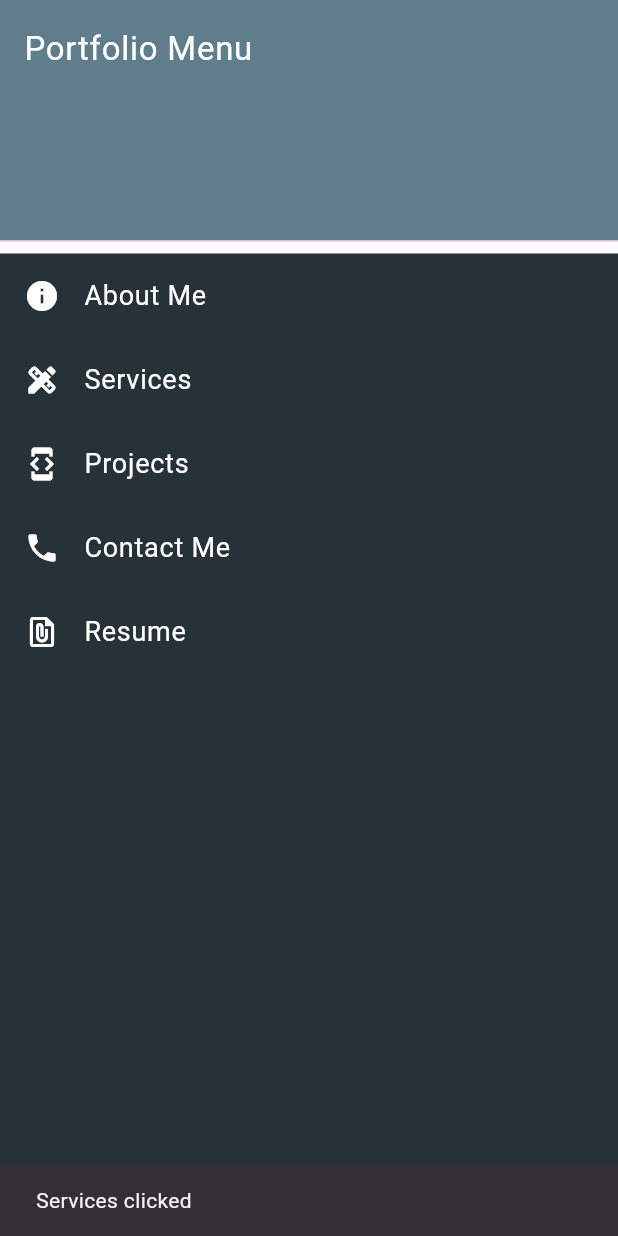
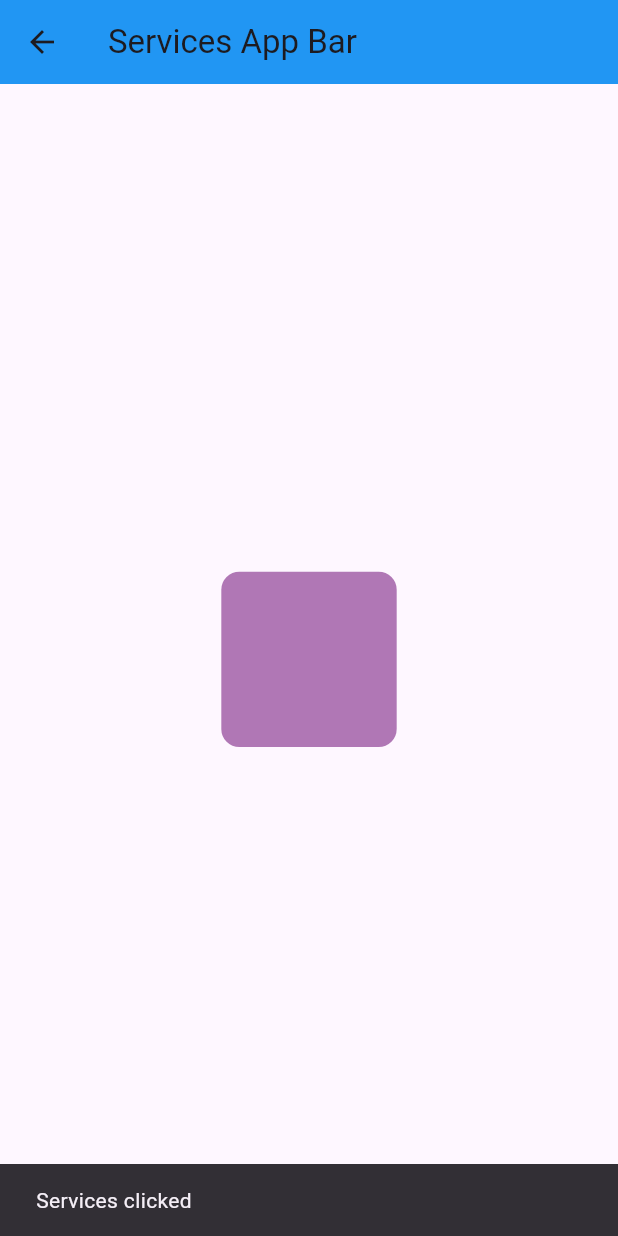
Before and after one commit to PsdeveloperFlutter/lufickapp, a Flutter app: the DrawerMenu widget shown alone on an empty page, opened directly, after a tap on "Services", on a phone screen of 412 x 824 dp. Run offline on Flutter 3.47's test engine with Material 3 defaults, Android fonts, the phone set to English and light mode, and no system bars; our stand-ins replace cloud_firestore, dash_chat_2, file_picker, firebase_auth, firebase_core, flip_card and 26 more; missing offline and left inert: firebase_app_check, flutter_date_picker_timeline, flutter_pdfview, highlight_text, particles_flutter, particles_fly; accounts and stored records are empty.

Commit message:
Portfolio project: Implement background animation and add navigation
This commit introduces a background animation using the `particles_fly` package and adds navigation between different sections of the portfolio.

- Integrated `particles_fly` for animated backgrounds.
- Added navigation using `Navigator.push` for "About Me," "Services," "Projects," "Contact Me," and "Resume" sections.
- Implemented an animated container for the "Services" section.
- Updated the UI and layout of the "About Me" section, including the profile image and a short bio.
- Added a custom drawer with navigation items.
- Incorporated `SpeedDial` for quick access to different sections.

```diff
--- /dev/null
+++ b/lib/PortfolioProject/Animation_Background.dart
@@ -0,0 +1,91 @@
+import 'package:flutter/material.dart';
+
+void main() {
+  runApp(MyApp());
+}
+
+class MyApp extends StatelessWidget {
+  @override
+  Widget build(BuildContext context) {
+    return MaterialApp(
+      theme: ThemeData(primarySwatch: Colors.blue),
+      home: AnimatedContainerScreenservice(),
+    );
+  }
+}
+
+class AnimatedContainerScreenservice extends StatefulWidget {
+  @override
+  _AnimatedContainerScreenState createState() => _AnimatedContainerScreenState();
+}
+
+class _AnimatedContainerScreenState extends State<AnimatedContainerScreenservice> with SingleTickerProviderStateMixin {
+  late AnimationController _controller;
+  late Animation<Offset> _translateAnimation;
+  late Animation<double> _sizeAnimation;
+  late Animation<Color?> _colorAnimation;
+
+  @override
+  void initState() {
+    super.initState();
+    // Initialize AnimationController
+    _controller = AnimationController(
+      vsync: this,
+      duration: Duration(seconds: 2),
+    );
+
+    // Translate animation (moves the container from the top to the center)
+    _translateAnimation = Tween<Offset>(
+      begin: Offset(0, -1), // Start off-screen at the top
+      end: Offset(0, 0), // End at the center
+    ).animate(CurvedAnimation(parent: _controller, curve: Curves.easeInOut));
+
+    // Size animation (increases the container size)
+    _sizeAnimation = Tween<double>(begin: 0.0, end: 200.0).animate(
+      CurvedAnimation(parent: _controller, curve: Curves.easeInOut),
+    );
+
+    // Color animation (changes from light color to another light color)
+    _colorAnimation = ColorTween(
+      begin: Colors.lightBlueAccent,
+      end: Colors.pinkAccent,
+    ).animate(CurvedAnimation(parent: _controller, curve: Curves.easeInOut));
+
+    // Start the animation after the widget is built
+    _controller.forward();
+  }
+
+  @override
+  void dispose() {
+    _controller.dispose();
+    super.dispose();
+  }
+
+  @override
+  Widget build(BuildContext context) {
+    return Scaffold(
+      appBar: AppBar(
+        title: Text('Services App Bar'),
+        backgroundColor: Colors.blue,
+      ),
+      body: Center(
+        child: AnimatedBuilder(
+          animation: _controller,
+          builder: (context, child) {
+            return Transform.translate(
+              offset: _translateAnimation.value,
+              child: Container(
+                width: _sizeAnimation.value,
+                height: _sizeAnimation.value,
+                decoration: BoxDecoration(
+                  color: _colorAnimation.value,
+                  borderRadius: BorderRadius.circular(12),
+                ),
+              ),
+            );
+          },
+        ),
+      ),
+    );
+  }
+}
--- a/lib/PortfolioProject/Home_Screen.dart
+++ b/lib/PortfolioProject/Home_Screen.dart
@@ -5,6 +5,7 @@ import 'package:flutter_zoom_drawer/flutter_zoom_drawer.dart';
 import 'package:shared_preferences/shared_preferences.dart';
 
 import 'About_Section.dart';
+import 'Animation_Background.dart';
 
 void main() {
   runApp(const ProviderScope(child: MyApp()));
@@ -111,16 +112,24 @@ class DrawerMenu extends StatelessWidget {
           padding: EdgeInsets.zero,
           children: [
             Material(
-              child: const DrawerHeader(
-                decoration: BoxDecoration(color: Colors.blueGrey),
-                child: Text("Portfolio Menu", style: TextStyle(color: Colors.white, fontSize: 22)),
+              child: DrawerHeader(
+                decoration: const BoxDecoration(color: Colors.green),
+                child:
+              ClipRect(
+                clipBehavior: Clip.antiAlias,
+                child: ClipOval(
+                  child: Image.asset('assets/images/IMG-20250322-WA0055.jpg',
+
+                  ),
+                ),
+              )
               ),
             ),
-            _drawerItem(Icons.info, "About Me", context),
-            _drawerItem(Icons.design_services, "Services", context),
-            _drawerItem(Icons.developer_mode, "Projects", context),
-            _drawerItem(Icons.phone, "Contact Me", context),
-            _drawerItem(Icons.file_present, "Resume", context),
+            _drawerItem(Icons.info, "About Me", context,AboutScreen()),
+            _drawerItem(Icons.design_services, "Services", context,AnimatedContainerScreenservice()),
+            _drawerItem(Icons.developer_mode, "Projects", context,AboutScreen()),
+            _drawerItem(Icons.phone, "Contact Me", context,AboutScreen()),
+            _drawerItem(Icons.file_present, "Resume", context,AboutScreen()),
           ],
         ),
       ),
@@ -130,11 +139,12 @@ class DrawerMenu extends StatelessWidget {
 
 
 //This is the Function of the DrawerItem in the ListView I Pass this function make sure of that
-  Widget _drawerItem(IconData icon, String title, BuildContext context) {
+  Widget _drawerItem(IconData icon, String title, BuildContext context, Widget widgets) {
     return ListTile(
       leading: Icon(icon, color: Colors.white),
       title: Text(title, style: const TextStyle(color: Colors.white, fontSize: 18)),
       onTap: () {
+        Navigator.push(context, MaterialPageRoute(builder: (context)=>widgets));
         ScaffoldMessenger.of(context).showSnackBar(SnackBar(content: Text("$title clicked")));
       },
     );
@@ -179,12 +189,13 @@ class HomeScreenProject extends ConsumerWidget {
           crossAxisAlignment: CrossAxisAlignment.center,
           children: [
             const CircleAvatar(
-              radius: 50,
-              backgroundImage: AssetImage('assets/images/fluttersocial.jpg'),
+              radius: 80,
+              backgroundImage: AssetImage('assets/images/IMG-20250322-WA0060.jpg'
+              ),
             ),
             const SizedBox(height: 10),
             const Text(
-              "Dev Guru",
+              "Priyanshu Satija",
               style: TextStyle(fontSize: 24, fontWeight: FontWeight.bold),
             ),
             const SizedBox(height: 5),
@@ -193,6 +204,12 @@ class HomeScreenProject extends ConsumerWidget {
               style: TextStyle(fontSize: 16, color: Colors.grey),
             ),
             const SizedBox(height: 20),
+            const SizedBox(height: 10),
+            const Text(
+              "Hi, I'm Priyanshu, a passionate Flutter developer with a strong interest in AI. I'm always eager to learn new things and share my knowledge with others. I'm currently working as a software engineer at a startup, where I'm responsible for developing and maintaining mobile applications.",
+              style: TextStyle(fontSize: 14, color: Colors.grey),
+              textAlign: TextAlign.center,
+            ),
             ElevatedButton(
               onPressed: () {},
               child: const Text("Hire Me"),
@@ -222,6 +239,11 @@ class HomeScreenProject extends ConsumerWidget {
             backgroundColor: Colors.greenAccent,
             child: const Icon(Icons.design_services),
             label: "Service",
+            onTap: (){
+              Navigator.push(context, MaterialPageRoute(builder: (context){
+                return AnimatedContainerScreenservice();
+              }));
+            }
           ),
           SpeedDialChild(
             backgroundColor: Colors.blueAccent.shade200,
--- a/pubspec.yaml
+++ b/pubspec.yaml
@@ -59,6 +59,7 @@ dependencies:
   lottie: ^3.0.0
   cloud_firestore: ^5.5.1
   firebase_storage: ^12.3.7
+  particles_fly: ^0.0.9
   particles_flutter: ^1.0.1
   fluttertoast: ^8.2.8
   google_fonts: ^6.2.1
```
Also changed, not shown: lib/PortfolioProject/About_Section.dart (+44 -50 lines), lib/PortfolioProject/Background_Animation.dart (+37 -0 lines), lib/generated/assets.dart, pubspec.lock.
